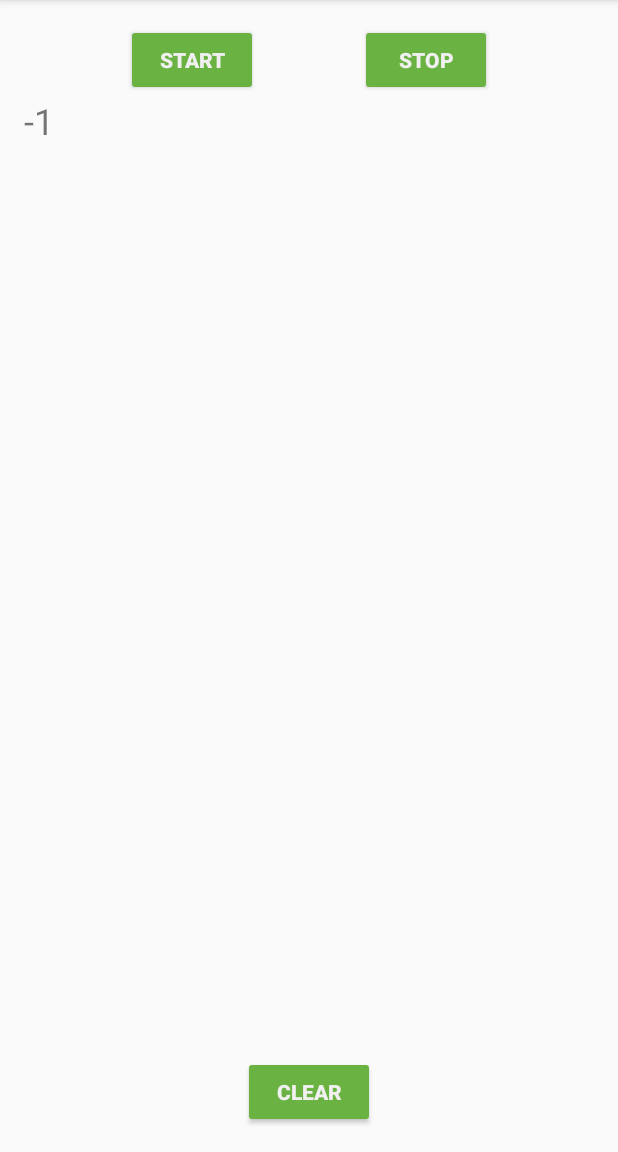
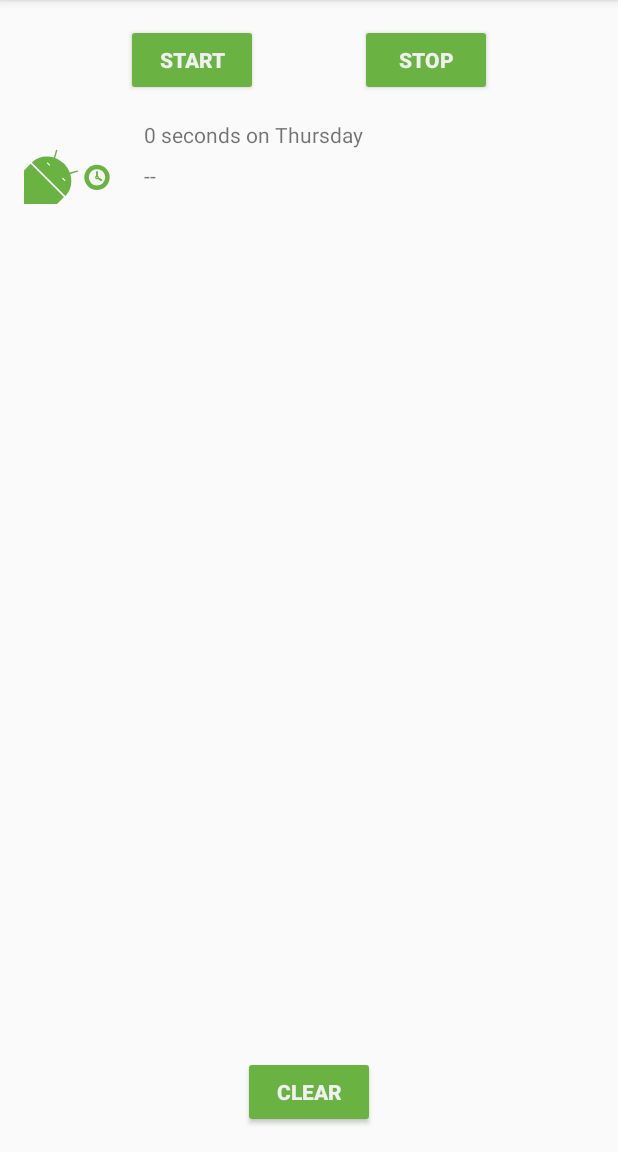
Before and after one commit to gverissi/Track-My-Sleep-Quality, an Android app: the screen it shows after launch (MainActivity), after a tap on "START", on a phone screen of 412 x 824 dp, the part 84-1236 px from its top. Run offline under Robolectric (Android 15) with nearby library versions, the phone set to English and light mode, and no system bars; our stand-ins replace Room's generated code, data binding; Roboto replaces fonts that are not available here; 3 statements that could not run were skipped.

Commit message:
8. Exercise: Display SleepQuality List

```diff
--- a/app/src/main/java/com/gregcorp/trackmysleepquality/Util.kt
+++ b/app/src/main/java/com/gregcorp/trackmysleepquality/Util.kt
@@ -26,10 +26,47 @@ import androidx.core.text.HtmlCompat
 import androidx.recyclerview.widget.RecyclerView
 import com.gregcorp.trackmysleepquality.database.SleepNight
 import java.text.SimpleDateFormat
+import java.util.*
+import java.util.concurrent.TimeUnit
 
 /**
  * These functions create a formatted string that can be set in a TextView.
  */
+
+private val ONE_MINUTE_MILLIS = TimeUnit.MILLISECONDS.convert(1, TimeUnit.MINUTES)
+private val ONE_HOUR_MILLIS = TimeUnit.MILLISECONDS.convert(1, TimeUnit.HOURS)
+
+/**
+ * Convert a duration to a formatted string for display.
+ *
+ * Examples:
+ *
+ * 6 seconds on Wednesday
+ * 2 minutes on Monday
+ * 40 hours on Thursday
+ *
+ * @param startTimeMilli the start of the interval
+ * @param endTimeMilli the end of the interval
+ * @param res resources used to load formatted strings
+ */
+fun convertDurationToFormatted(startTimeMilli: Long, endTimeMilli: Long, res: Resources): String {
+    val durationMilli = endTimeMilli - startTimeMilli
+    val weekdayString = SimpleDateFormat("EEEE", Locale.getDefault()).format(startTimeMilli)
+    return when {
+        durationMilli < ONE_MINUTE_MILLIS -> {
+            val seconds = TimeUnit.SECONDS.convert(durationMilli, TimeUnit.MILLISECONDS)
+            res.getString(R.string.seconds_length, seconds, weekdayString)
+        }
+        durationMilli < ONE_HOUR_MILLIS -> {
+            val minutes = TimeUnit.MINUTES.convert(durationMilli, TimeUnit.MILLISECONDS)
+            res.getString(R.string.minutes_length, minutes, weekdayString)
+        }
+        else -> {
+            val hours = TimeUnit.HOURS.convert(durationMilli, TimeUnit.MILLISECONDS)
+            res.getString(R.string.hours_length, hours, weekdayString)
+        }
+    }
+}
 
 /**
  * Returns a string representing the numeric quality rating.
--- a/app/src/main/java/com/gregcorp/trackmysleepquality/sleeptracker/SleepNightAdapter.kt
+++ b/app/src/main/java/com/gregcorp/trackmysleepquality/sleeptracker/SleepNightAdapter.kt
@@ -1,14 +1,19 @@
 package com.gregcorp.trackmysleepquality.sleeptracker
 
+import android.graphics.Color
 import android.view.LayoutInflater
+import android.view.View
 import android.view.ViewGroup
+import android.widget.ImageView
 import android.widget.TextView
 import androidx.recyclerview.widget.RecyclerView
 import com.gregcorp.trackmysleepquality.R
 import com.gregcorp.trackmysleepquality.TextItemViewHolder
+import com.gregcorp.trackmysleepquality.convertDurationToFormatted
+import com.gregcorp.trackmysleepquality.convertNumericQualityToString
 import com.gregcorp.trackmysleepquality.database.SleepNight
 
-class SleepNightAdapter : RecyclerView.Adapter<TextItemViewHolder>() {
+class SleepNightAdapter : RecyclerView.Adapter<SleepNightAdapter.ViewHolder>() {
 
     var data = listOf<SleepNight>()
         set(value) {
@@ -18,15 +23,39 @@ class SleepNightAdapter : RecyclerView.Adapter<TextItemViewHolder>() {
 
     override fun getItemCount() = data.size
 
-    override fun onBindViewHolder(holder: TextItemViewHolder, position: Int) {
+    override fun onBindViewHolder(holder: ViewHolder, position: Int) {
         val item = data[position]
-        holder.textView.text = item.sleepQuality.toString()
+//        if (item.sleepQuality <= 2) {
+//            holder.textView.setTextColor(Color.RED)
+//        } else {
+//            holder.textView.setTextColor(Color.BLACK)
+//        }
+        val res = holder.itemView.context.resources
+        holder.sleepLength.text = convertDurationToFormatted(item.startTimeMilli, item.endTimeMilli, res)
+        holder.quality.text = convertNumericQualityToString(item.sleepQuality, res)
+        holder.qualityImage.setImageResource(
+            when (item.sleepQuality) {
+                0 -> R.drawable.ic_sleep_0
+                1 -> R.drawable.ic_sleep_1
+                2 -> R.drawable.ic_sleep_2
+                3 -> R.drawable.ic_sleep_3
+                4 -> R.drawable.ic_sleep_4
+                5 -> R.drawable.ic_sleep_5
+                else -> R.drawable.ic_sleep_active
+            }
+        )
     }
 
-    override fun onCreateViewHolder(parent: ViewGroup, viewType: Int): TextItemViewHolder {
+    override fun onCreateViewHolder(parent: ViewGroup, viewType: Int): ViewHolder {
         val layoutInflater = LayoutInflater.from(parent.context)
-        val view = layoutInflater.inflate(R.layout.text_item_view, parent, false) as TextView
-        return TextItemViewHolder(view)
+        val view = layoutInflater.inflate(R.layout.list_item_sleep_night, parent, false)
+        return ViewHolder(view)
+    }
+
+    class ViewHolder(itemView: View): RecyclerView.ViewHolder(itemView) {
+        val sleepLength: TextView = itemView.findViewById(R.id.sleep_length)
+        val quality: TextView = itemView.findViewById(R.id.quality_string)
+        val qualityImage: ImageView = itemView.findViewById(R.id.quality_image)
     }
 
 }
--- /dev/null
+++ b/app/src/main/res/drawable/ic_sleep_active.xml
@@ -0,0 +1,77 @@
+<!--
+  ~ Copyright 2018, The Android Open Source Project
+  ~
+  ~ Licensed under the Apache License, Version 2.0 (the "License");
+  ~ you may not use this file except in compliance with the License.
+  ~ You may obtain a copy of the License at
+  ~
+  ~     http://www.apache.org/licenses/LICENSE-2.0
+  ~
+  ~ Unless required by applicable law or agreed to in writing, software
+  ~ distributed under the License is distributed on an "AS IS" BASIS,
+  ~ WITHOUT WARRANTIES OR CONDITIONS OF ANY KIND, either express or implied.
+  ~ See the License for the specific language governing permissions and
+  ~ limitations under the License.
+  -->
+
+<vector xmlns:android="http://schemas.android.com/apk/res/android"
+    android:width="108dp"
+    android:height="108dp"
+    android:viewportWidth="512"
+    android:viewportHeight="512">
+    <path
+        android:pathData="M35.58,297.76l6.18,-7.64l98.76,-8.5l100.14,101.33l-20,86.04l-7.5,6.29l-126.86,-7.63l-50.72,-169.89z"
+        android:fillColor="#fff"/>
+    <path
+        android:pathData="M389,302.51q-28.14,0 -47.68,19.54T321.8,369.73q0,28.15 19.55,48.08T389,437.74q28.14,0 48.08,-19.93T457,369.73q0,-28.14 -19.93,-47.68T389,302.51Z"
+        android:fillColor="#6ab343"/>
+    <path
+        android:pathData="M389.17,326.32a43.23,43.23 0,0 0,-43.55 43.55A42.84,42.84 0,0 0,358.28 401a41.6,41.6 0,0 0,30.89 12.92,44.09 44.09,0 0,0 44.05,-44.06A41.61,41.61 0,0 0,420.31 339,42.91 42.91,0 0,0 389.17,326.32Z"
+        android:fillColor="#f5f5f5"/>
+    <path
+        android:pathData="M389.4,363.79L389.4,340.35"
+        android:strokeLineJoin="round"
+        android:strokeWidth="10"
+        android:fillColor="#00000000"
+        android:strokeColor="#6ab343"
+        android:strokeLineCap="round"/>
+    <path
+        android:pathData="M394.5,373.69L412.12,384.46"
+        android:strokeLineJoin="round"
+        android:strokeWidth="10"
+        android:fillColor="#00000000"
+        android:strokeColor="#6ab343"
+        android:strokeLineCap="round"/>
+    <path
+        android:pathData="M389.39,363.79a6.25,6.25 0,0 0,-6.3 6.3,6.2 6.2,0 0,0 1.83,4.5 6,6 0,0 0,4.47 1.87,6.37 6.37,0 0,0 6.36,-6.37 6,6 0,0 0,-1.86 -4.47A6.21,6.21 0,0 0,389.39 363.79Z"
+        android:strokeWidth="7"
+        android:fillColor="#f5f5f5"
+        android:strokeColor="#6ab343"/>
+    <group>
+        <clip-path android:pathData="M584.94,0h512v512h-512z M 0,0"/>
+        <path
+            android:pathData="M448.55,437.05,709.34,697.84a8.72,8.72,0,0,0,12.32,0l325.45,-325.45a8.72,8.72,0,0,0,0,-12.32L778,91a18.84,18.84,0,0,0,-26.65,0L442,382.4l-2.36,5.16A44.07,44.07,0,0,0,448.55,437.05Z"
+            android:fillColor="#43a047"/>
+        <path
+            android:pathData="M440.25,415.17l275.52002,275.52l335.0,-334.99l-278.15002,-278.15002l-334.26,328.40002l1.8900146,9.220001z"
+            android:fillColor="#c0ca33"/>
+        <path
+            android:pathData="M544.72,137.12h393.36v473.76h-393.36z"
+            android:fillColor="#e6ee9c"/>
+        <path
+            android:pathData="M548.74,117.2H930.26a8.41,8.41,0,0,1,8.41,8.41V586.47a8.41,8.41,0,0,1,-8.41,8.41H548.74a18.19,18.19,0,0,1,-18.19,-18.19V135.4a18.19,18.19,0,0,1,18.19,-18.19Z"
+            android:fillColor="#6ab343"/>
+        <path
+            android:pathData="M601.64,-8.95h13.65v477.68h-13.65z"
+            android:fillColor="#43a047"/>
+        <path
+            android:pathData="M612.29,-1.71h6.82v477.68h-6.82z"
+            android:fillColor="#66bb6a"/>
+    </group>
+    <group>
+        <clip-path android:pathData="M0,0h512v512h-512z M 0,0"/>
+        <path
+            android:pathData="M246.59,351.91l39.17,-11.45a3.89,3.89,0,1,0,-2.17,-7.47L244,344.56a136.82,136.82,0,0,0,-77.69,-77.77l11.49,-39.53a3.89,3.89,0,1,0,-7.46,-2.19l-11.42,39.16c-41.3,-13.19,-86.47,-4.84,-117.17,25.89L220.66,469c30.72,-30.71,39,-75.78,25.93,-117.08m-211,-54.15L-93.27,426.67a29.94,29.94,0,0,0,0,42.38l14.43,14.43,-44,44a28.11,28.11,0,0,0,0,39.71,28.12,28.12,0,0,0,39.74,0l44,-44L-12.31,550l-44,44a28.1,28.1,0,0,0,0,39.71,28.1,28.1,0,0,0,39.74,0l44,-44,14.49,14.47a30,30,0,0,0,42.39,0l128.86,-128.9Zm180.59,90.92L203.59,376.1a1.71,1.71,0,0,1,0,-2.41l1.59,-1.59a1.71,1.71,0,0,1,2.41,0l12.58,12.58a1.71,1.71,0,0,1,0,2.41l-1.59,1.59A1.7,1.7,0,0,1,216.17,388.68Zm-81.43,-81.43,-12.58,-12.58a1.7,1.7,0,0,1,0,-2.4l1.59,-1.6a1.71,1.71,0,0,1,2.41,0l12.58,12.59a1.68,1.68,0,0,1,0,2.4l-1.59,1.59A1.7,1.7,0,0,1,134.74,307.25Zm-99.16,-9.49L-93.27,426.67a29.94,29.94,0,0,0,0,42.38l14.43,14.43,-44,44a28.11,28.11,0,0,0,0,39.71,28.12,28.12,0,0,0,39.74,0l44,-44L-12.31,550l-44,44a28.1,28.1,0,0,0,0,39.71,28.1,28.1,0,0,0,39.74,0l44,-44,14.49,14.47a30,30,0,0,0,42.39,0l128.86,-128.9Z"
+            android:fillColor="#6ab343"/>
+    </group>
+</vector>
--- /dev/null
+++ b/app/src/main/res/layout/list_item_sleep_night.xml
@@ -0,0 +1,44 @@
+<?xml version="1.0" encoding="utf-8"?>
+<androidx.constraintlayout.widget.ConstraintLayout xmlns:android="http://schemas.android.com/apk/res/android"
+    xmlns:app="http://schemas.android.com/apk/res-auto"
+    xmlns:tools="http://schemas.android.com/tools"
+    android:layout_width="match_parent"
+    android:layout_height="wrap_content">
+
+    <ImageView
+        android:id="@+id/quality_image"
+        android:layout_width="@dimen/icon_size"
+        android:layout_height="@dimen/icon_size"
+        android:layout_marginStart="16dp"
+        android:layout_marginTop="8dp"
+        android:layout_marginBottom="8dp"
+        app:layout_constraintBottom_toBottomOf="parent"
+        app:layout_constraintStart_toStartOf="parent"
+        app:layout_constraintTop_toTopOf="parent"
+        app:srcCompat="@drawable/ic_sleep_5"
+        tools:srcCompat="@drawable/ic_sleep_5" />
+
+    <TextView
+        android:id="@+id/sleep_length"
+        android:layout_width="0dp"
+        android:layout_height="wrap_content"
+        android:layout_marginStart="16dp"
+        android:layout_marginTop="8dp"
+        android:layout_marginEnd="16dp"
+        android:text="Wednesday"
+        app:layout_constraintEnd_toEndOf="parent"
+        app:layout_constraintStart_toEndOf="@+id/quality_image"
+        app:layout_constraintTop_toTopOf="@+id/quality_image" />
+
+    <TextView
+        android:id="@+id/quality_string"
+        android:layout_width="0dp"
+        android:layout_height="wrap_content"
+        android:layout_marginStart="16dp"
+        android:layout_marginTop="8dp"
+        android:layout_marginEnd="16dp"
+        android:text="Excelent"
+        app:layout_constraintEnd_toEndOf="parent"
+        app:layout_constraintStart_toEndOf="@+id/quality_image"
+        app:layout_constraintTop_toBottomOf="@+id/sleep_length" />
+</androidx.constraintlayout.widget.ConstraintLayout>
--- a/app/src/main/res/values/strings.xml
+++ b/app/src/main/res/values/strings.xml
@@ -37,4 +37,11 @@
     <!-- Toast to play after Clear button has been pressed -->
     <string name="cleared_message">All your data is gone forever.</string>
 
+    <!-- RecyclerView -->
+    <string name="header_text">Sleep Results</string>
+    <string name="close">Close</string>
+    <string name="minutes_length">%d minutes on %s</string>
+    <string name="hours_length">%d hours on %s</string>
+    <string name="seconds_length">%d seconds on %s</string>
+
 </resources>
```
